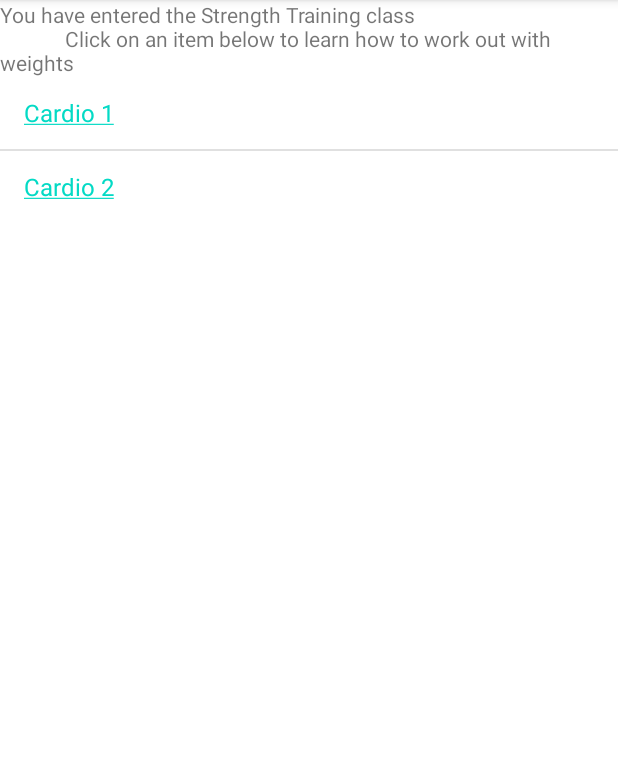
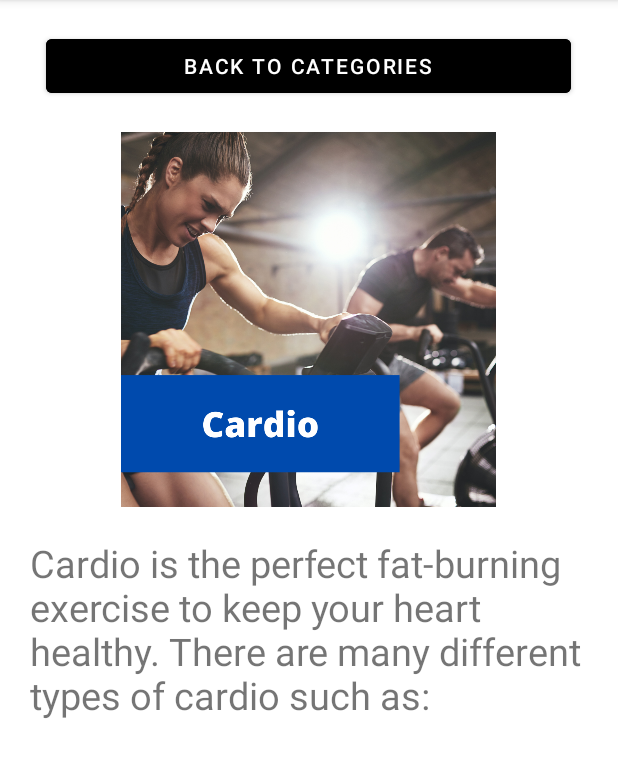
Before and after one commit to garrettramela/gwu-mobile-app, an Android app: the Cardio screen opened directly, with no data from a screen before it, on a phone screen of 412 x 824 dp, the part 84-862 px from its top. Run offline under Robolectric (Android 15) with nearby library versions, the phone set to English and light mode, and no system bars.

Commit message:
Updated the cardio activity layout.

```diff
--- a/app/src/main/res/layout/activity_cardio.xml
+++ b/app/src/main/res/layout/activity_cardio.xml
@@ -4,25 +4,60 @@
     xmlns:tools="http://schemas.android.com/tools"
     android:layout_width="match_parent"
     android:layout_height="match_parent"
+    android:backgroundTint="@color/black"
     tools:context=".Cardio">
+
 
     <LinearLayout
         android:layout_width="match_parent"
         android:layout_height="match_parent"
-        android:orientation="vertical" >
+        android:backgroundTint="@color/black"
+        android:orientation="vertical"
+        android:textAlignment="center"
+        tools:layout_editor_absoluteX="2dp"
+        tools:layout_editor_absoluteY="1dp">
+
+        <Button
+            android:id="@+id/back_button"
+            android:layout_width="350dp"
+            android:layout_height="wrap_content"
+            android:text="@string/backButtonLabel"
+            android:backgroundTint="@color/black"
+            android:layout_gravity="center_horizontal"
+            android:layout_marginTop="20sp"
+            android:layout_marginBottom="20sp"/>
+
+        <ImageView
+            android:id="@+id/cardioCategoryView"
+            android:layout_width="250dp"
+            android:layout_height="250dp"
+            android:layout_gravity="center_horizontal"
+            android:layout_marginBottom="20sp"
+            app:srcCompat="@drawable/cardio_3"
+            android:contentDescription="@string/cardioCategory" />
 
         <TextView
-            android:layout_width="wrap_content"
+            android:id="@+id/cardioOverview"
+            android:layout_width="match_parent"
             android:layout_height="wrap_content"
-            android:text="You have entered the Strength Training class\n
-            Click on an item below to learn how to work out with weights" />
+            android:layout_gravity="center_horizontal"
+            android:textSize="25sp"
+            android:layout_marginLeft="20dp"
+            android:layout_marginRight="20dp"
+            android:layout_marginBottom="20dp"
+            android:text="@string/cardioOverview" />
 
-        <ListView
-            android:layout_width="wrap_content"
+        <TextView
+            android:id="@+id/listView"
+            android:layout_width="match_parent"
             android:layout_height="wrap_content"
-            android:id="@+id/listView"
+            android:layout_gravity="center_horizontal"
+            android:textStyle="bold"
+            android:textSize="25sp"
+            android:layout_marginLeft="20dp"
+            android:layout_marginRight="20dp"
+            android:layout_marginBottom="20dp"
             android:entries="@array/cardioOptions" />
-
     </LinearLayout>
 
 </androidx.constraintlayout.widget.ConstraintLayout>
--- a/app/src/main/res/layout/activity_workout_categories.xml
+++ b/app/src/main/res/layout/activity_workout_categories.xml
@@ -13,7 +13,7 @@
         android:layout_height="wrap_content"
         android:layout_marginTop="56dp"
         android:layout_marginBottom="24dp"
-            android:text="@string/mainScreenWelcome"
+        android:text="@string/mainScreenWelcome"
         android:textColor="@color/white"
         android:textSize="20sp"
         app:layout_constraintBottom_toTopOf="@+id/linearLayout"
--- a/app/src/main/res/values/strings.xml
+++ b/app/src/main/res/values/strings.xml
@@ -8,38 +8,41 @@
     <string name="stretchesAndWarmUpsCategory">WRKT Stretches and Warm-Ups Category</string>
     <string name="strengthTrainingCategory">WRKT Strength Training Category</string>
     <string name="mindfulnessAndMeditationCategory">WRKT Mindfulness and Meditation Category</string>
+    <string name="backButtonLabel">Back to Categories</string>
 
 
-    <string-array name = "stretchingOptions">
-        <item><a href = "">Neck stretch</a></item>
-        <item><a href = "">Pec stretch</a></item>
-        <item><a href = "">Forward bend</a></item>
-        <item><a href = "">Seated spinal twist</a></item>
+    <string-array name="stretchingOptions">
+        <item><a href="">Neck stretch</a></item>
+        <item><a href="">Pec stretch</a></item>
+        <item><a href="">Forward bend</a></item>
+        <item><a href="">Seated spinal twist</a></item>
     </string-array>
 
-    <string-array name = "strengthOptions">
-        <item><a href = "">Workout 1</a></item>
-        <item><a href = "">Workout 2</a></item>
+    <string-array name="strengthOptions">
+        <item><a href="">Workout 1</a></item>
+        <item><a href="">Workout 2</a></item>
     </string-array>
 
-    <string-array name = "cardioOptions">
-        <item><a href = "">Cardio 1</a></item>
-        <item><a href = "">Cardio 2</a></item>
+    <string-array name="cardioOptions">
+        <item><a href="">Cardio 1</a></item>
+        <item><a href="">Cardio 2</a></item>
     </string-array>
 
-    <string-array name = "sportsOptions">
-        <item><a href = "">Sports 1</a></item>
-        <item><a href = "">Sports 2</a></item>
+    <string name="cardioOverview">Cardio is the perfect fat-burning exercise to keep your heart healthy. There are many different types of cardio such as:</string>
+
+    <string-array name="sportsOptions">
+        <item><a href="">Sports 1</a></item>
+        <item><a href="">Sports 2</a></item>
     </string-array>
 
-    <string-array name = "mindfulness_and_meditationOptions">
-        <item><a href = "">M_M 1</a></item>
-        <item><a href = "">M_M 2</a></item>
+    <string-array name="mindfulness_and_meditationOptions">
+        <item><a href="">M_M 1</a></item>
+        <item><a href="">M_M 2</a></item>
     </string-array>
 
-    <string-array name = "nutritionOptions">
-        <item><a href = "">Nutrition 1</a></item>
-        <item><a href = "">Nutrition 2</a></item>
+    <string-array name="nutritionOptions">
+        <item><a href="">Nutrition 1</a></item>
+        <item><a href="">Nutrition 2</a></item>
     </string-array>
 
 </resources>
```
